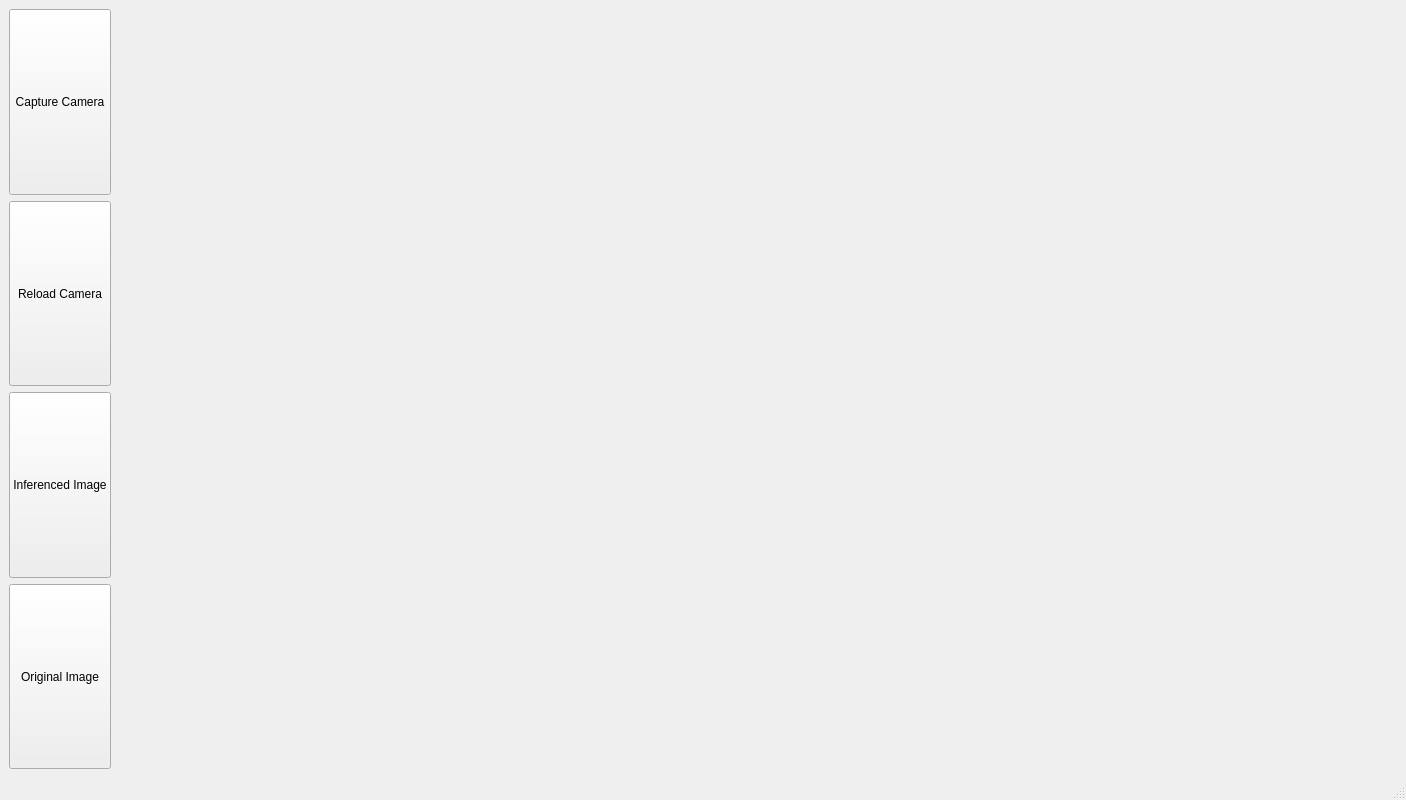
First picture: the form in mainvision.ui, repository CaptainAAI/gRPCclientApp, before the edit.
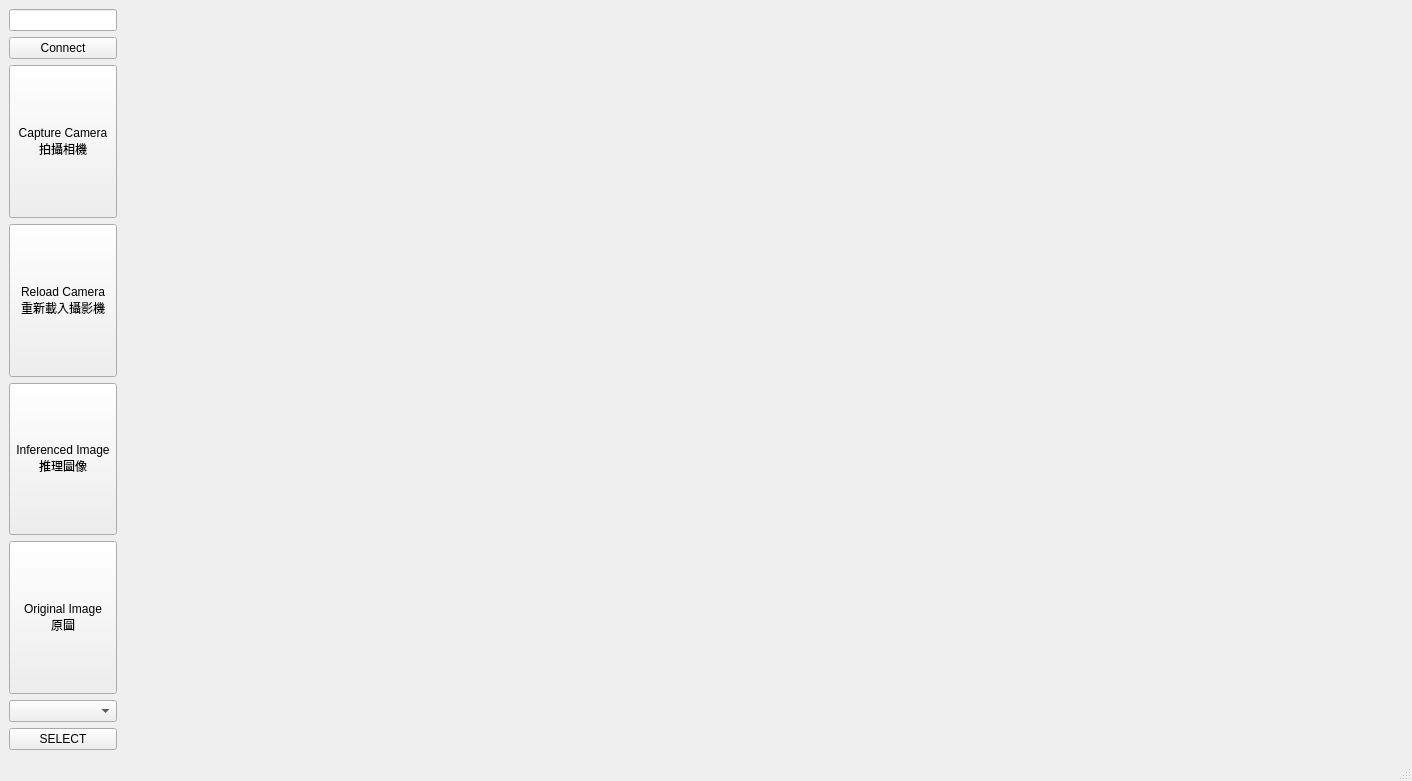
Second picture: the form after the edit.

Commit message: add multi-model

The edit to the form file:
```diff
--- a/mainvision.ui
+++ b/mainvision.ui
@@ -7,7 +7,7 @@
     <x>0</x>
     <y>0</y>
     <width>1406</width>
-    <height>800</height>
+    <height>781</height>
    </rect>
   </property>
   <property name="windowTitle">
@@ -17,6 +17,23 @@
    <layout class="QHBoxLayout" name="horizontalLayout">
     <item>
      <layout class="QVBoxLayout" name="verticalLayout">
+      <item>
+       <widget class="QLineEdit" name="lineEditServer">
+        <property name="sizePolicy">
+         <sizepolicy hsizetype="Minimum" vsizetype="Fixed">
+          <horstretch>0</horstretch>
+          <verstretch>0</verstretch>
+         </sizepolicy>
+        </property>
+       </widget>
+      </item>
+      <item>
+       <widget class="QPushButton" name="pushButtonSelectServer">
+        <property name="text">
+         <string>Connect</string>
+        </property>
+       </widget>
+      </item>
       <item>
        <widget class="QPushButton" name="pushCapture">
         <property name="sizePolicy">
@@ -26,7 +43,8 @@
          </sizepolicy>
         </property>
         <property name="text">
-         <string>Capture Camera</string>
+         <string>Capture Camera  
+拍攝相機</string>
         </property>
        </widget>
       </item>
@@ -39,7 +57,8 @@
          </sizepolicy>
         </property>
         <property name="text">
-         <string>Reload Camera</string>
+         <string>Reload Camera
+重新載入攝影機</string>
         </property>
        </widget>
       </item>
@@ -52,7 +71,8 @@
          </sizepolicy>
         </property>
         <property name="text">
-         <string>Inferenced Image</string>
+         <string>Inferenced Image
+推理圖像</string>
         </property>
        </widget>
       </item>
@@ -65,7 +85,18 @@
          </sizepolicy>
         </property>
         <property name="text">
-         <string>Original Image</string>
+         <string>Original Image
+原圖</string>
+        </property>
+       </widget>
+      </item>
+      <item>
+       <widget class="QComboBox" name="comboBoxModel"/>
+      </item>
+      <item>
+       <widget class="QPushButton" name="pushButtonSelectModel">
+        <property name="text">
+         <string>SELECT</string>
         </property>
        </widget>
       </item>
```
The commit also changes 2 other files.
